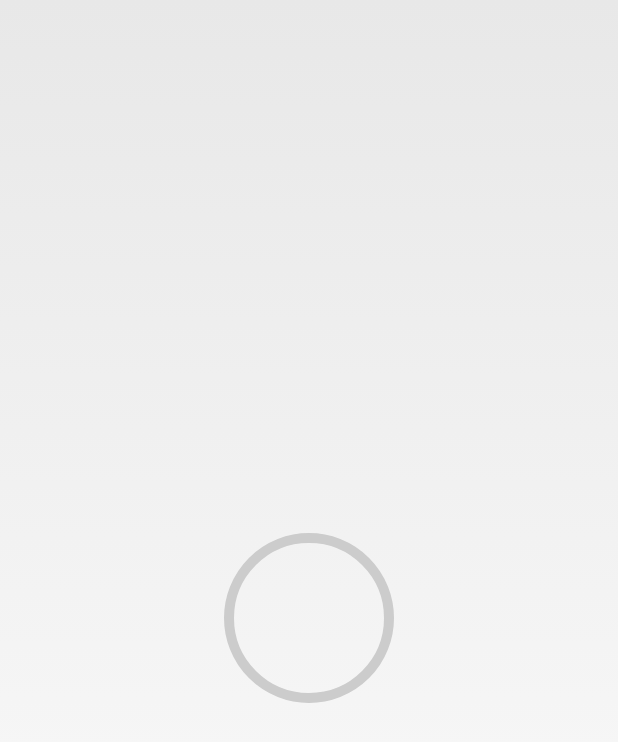
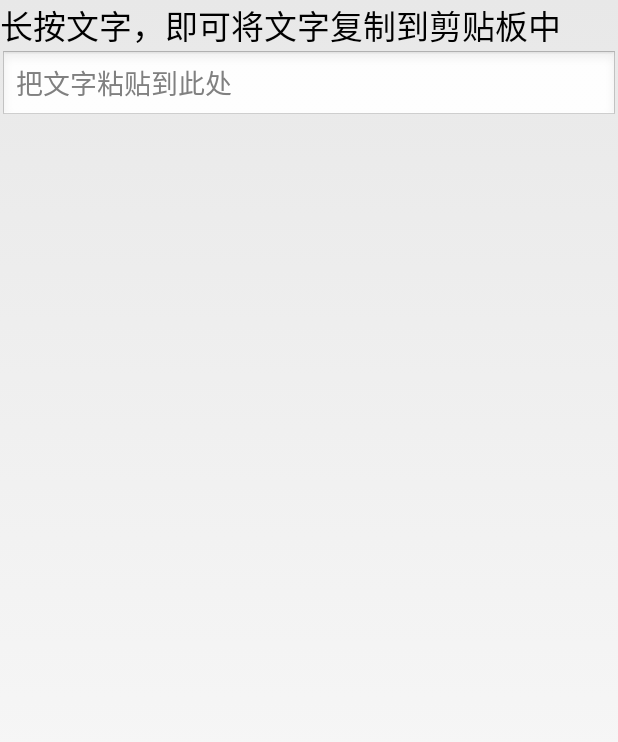
Before and after one commit to wchhuangya/dzah-android, an Android app: the screen it shows after launch (RadiusChangedCircleActivity before the commit, ParseAndCopyActivity after it), on a phone screen of 412 x 824 dp. Shown: the top 742 px of the screen. Run offline under Robolectric (Android 15) with nearby library versions, the phone set to English and light mode, and no system bars; libraries missing offline, so code that uses them is left out: com.umeng.analytics; 5 statements that could not run were skipped.

Commit message:
剪贴板小试；

```diff
--- a/app/src/main/AndroidManifest.xml
+++ b/app/src/main/AndroidManifest.xml
@@ -36,6 +36,9 @@
 
         <!-- sms -->
         <activity android:name=".activity.sms.SendIntentSmsActivity" android:screenOrientation="portrait" />
+
+        <!-- textandinput -->
+        <activity android:name=".activity.textandinput.ParseAndCopyActivity" android:screenOrientation="portrait" />
 
         <!-- provider -->
         <activity android:name=".activity.provider.SmsPVActivity" android:screenOrientation="portrait" />
--- a/app/src/main/java/com/ch/wchhuangya/dzah/android/MainActivity.java
+++ b/app/src/main/java/com/ch/wchhuangya/dzah/android/MainActivity.java
@@ -3,7 +3,7 @@ package com.ch.wchhuangya.dzah.android;
 import android.content.Intent;
 import android.os.Bundle;
 
-import com.ch.wchhuangya.dzah.android.activity.animation.RadiusChangedCircleActivity;
+import com.ch.wchhuangya.dzah.android.activity.textandinput.ParseAndCopyActivity;
 import com.ch.wchhuangya.dzah.android.components.XGPush;
 
 /**
@@ -22,7 +22,7 @@ public class MainActivity extends BaseActivity {
         //if(SharedPreferencesHelper.getString(activity, Constant.SP_NAME_COMPONENTS, Constant.CPN_XPUSH_TOKEN) == null)
             XGPush.registerPush(activity, true);
 
-        Intent it = new Intent(activity, RadiusChangedCircleActivity.class);
+        Intent it = new Intent(activity, ParseAndCopyActivity.class);
 //        it.putExtra("msg", "hahahahhahahahahha");
 //        startService(it);
 
--- /dev/null
+++ b/app/src/main/java/com/ch/wchhuangya/dzah/android/activity/textandinput/ParseAndCopyActivity.java
@@ -0,0 +1,52 @@
+package com.ch.wchhuangya.dzah.android.activity.textandinput;
+
+import android.content.ClipData;
+import android.content.ClipboardManager;
+import android.content.Context;
+import android.os.Bundle;
+import android.view.ContextMenu;
+import android.view.MenuItem;
+import android.view.View;
+import android.widget.EditText;
+import android.widget.TextView;
+
+import com.ch.wchhuangya.dzah.android.BaseActivity;
+import com.ch.wchhuangya.dzah.android.R;
+
+/**
+ * 复制、粘贴功能小试
+ * Created by wchya on 2016/6/13.
+ */
+public class ParseAndCopyActivity extends BaseActivity {
+
+    private ClipboardManager mClipboardManager;
+    private TextView mTextView;
+
+    @Override
+    protected void onCreate(Bundle savedInstanceState) {
+        super.onCreate(savedInstanceState);
+        setContentView(R.layout.parse_copy);
+
+        mTextView = (TextView) findViewById(R.id.parse_copy_tv);
+        EditText editText = (EditText) findViewById(R.id.parse_copy_et);
+        registerForContextMenu(mTextView);
+        mClipboardManager = (ClipboardManager) getSystemService(Context.CLIPBOARD_SERVICE);
+    }
+
+    @Override
+    public void onCreateContextMenu(ContextMenu menu, View v, ContextMenu.ContextMenuInfo menuInfo) {
+        super.onCreateContextMenu(menu, v, menuInfo);
+        menu.add(1, 1, 1, "复制文本到剪贴板");
+    }
+
+    @Override
+    public boolean onContextItemSelected(MenuItem item) {
+        switch (item.getItemId()) {
+            case 1:
+                ClipData clip = ClipData.newPlainText("测试文本", mTextView.getText());
+                mClipboardManager.setPrimaryClip(clip);
+                break;
+        }
+        return super.onContextItemSelected(item);
+    }
+}
--- /dev/null
+++ b/app/src/main/res/layout/parse_copy.xml
@@ -0,0 +1,20 @@
+<?xml version="1.0" encoding="utf-8"?>
+<LinearLayout xmlns:android="http://schemas.android.com/apk/res/android"
+              android:orientation="vertical"
+              android:layout_width="match_parent"
+              android:layout_height="match_parent">
+
+    <TextView
+        android:id="@+id/parse_copy_tv"
+        android:layout_width="match_parent"
+        android:layout_height="wrap_content"
+        android:text="长按文字，即可将文字复制到剪贴板中"
+        android:textAppearance="?android:attr/textAppearanceLarge"
+        />
+    <EditText
+        android:id="@+id/parse_copy_et"
+        android:layout_width="match_parent"
+        android:layout_height="wrap_content"
+        android:hint="把文字粘贴到此处"/>
+
+</LinearLayout>
```
Also changed, not shown: app/src/main/res/layout/calendar_view.xml (added, +13 -0 lines).
